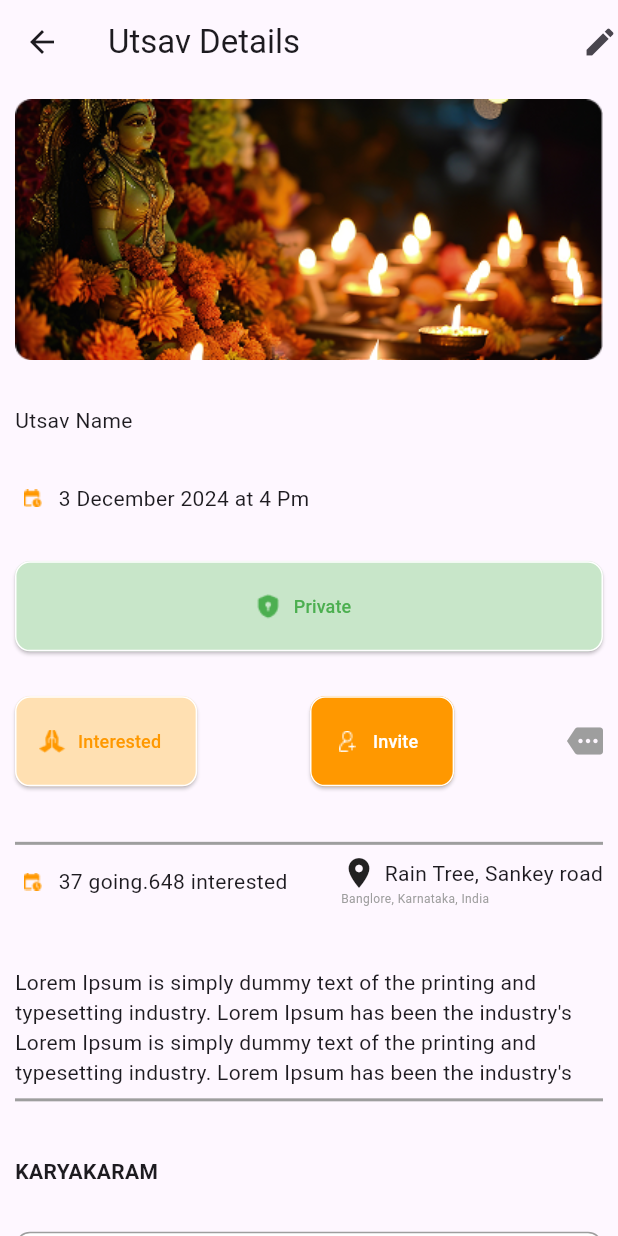
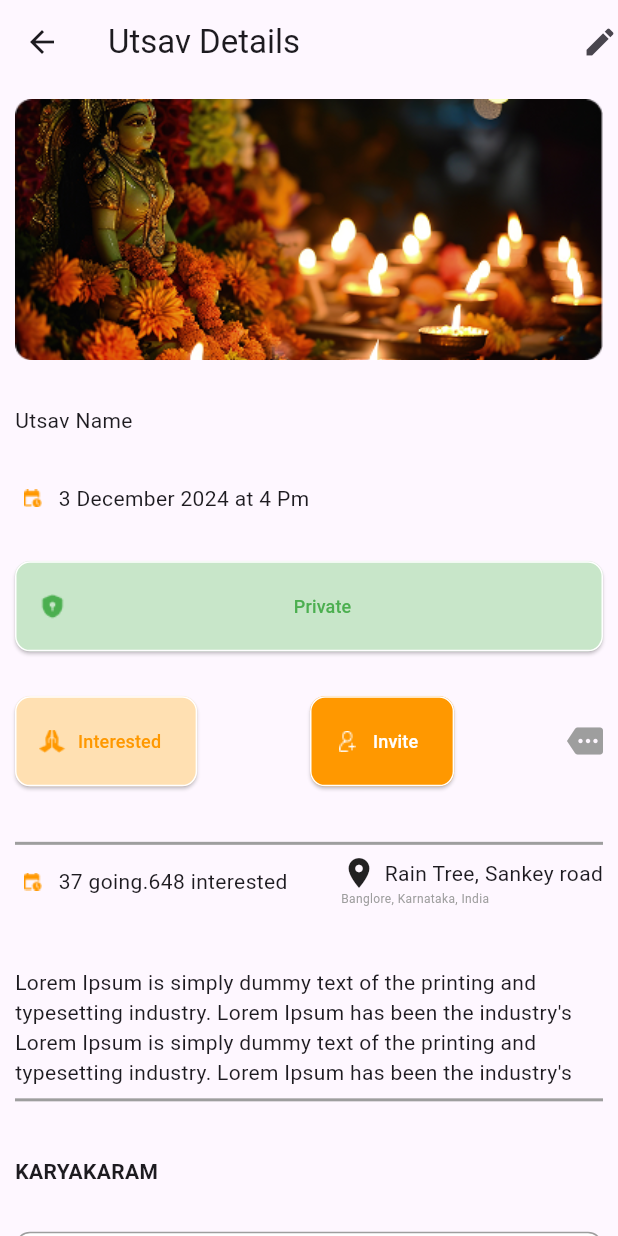
Before and after one commit to SUDHEERIO/sudher_mtouch_labs_ui, a Flutter app: the Samplescreen screen opened directly, on a phone screen of 412 x 824 dp. Run offline on Flutter 3.47's test engine with Material 3 defaults, Android fonts, the phone set to English and light mode, and no system bars.

Commit message:
code starts from sampleScreen.dart

```diff
--- a/lib/custom_button.dart
+++ b/lib/custom_button.dart
@@ -37,7 +37,9 @@ class CustomButton extends StatelessWidget {
         ),
       ),
       icon: ImageIcon(image, color: iconColor ?? Colors.white),
-      label: Text('$text', style: TextStyle(color: textColor, fontSize: 12)),
+      label: Center(
+        child: Text('$text', style: TextStyle(color: textColor, fontSize: 12)),
+      ),
     );
   }
 }
--- a/lib/sampleScreen.dart
+++ b/lib/sampleScreen.dart
@@ -175,7 +175,7 @@ class _SamplescreenState extends State<Samplescreen> {
               text: 'See all ',
               onPressed: () {},
               height: 60,
-              width: 90,
+              width: 100,
               textColor: Colors.orange,
               borderColor: Colors.orange,
               image: null,
```
